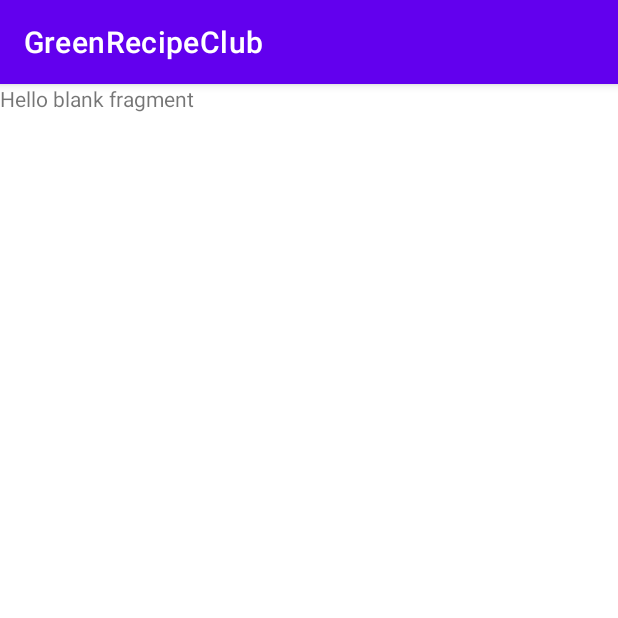
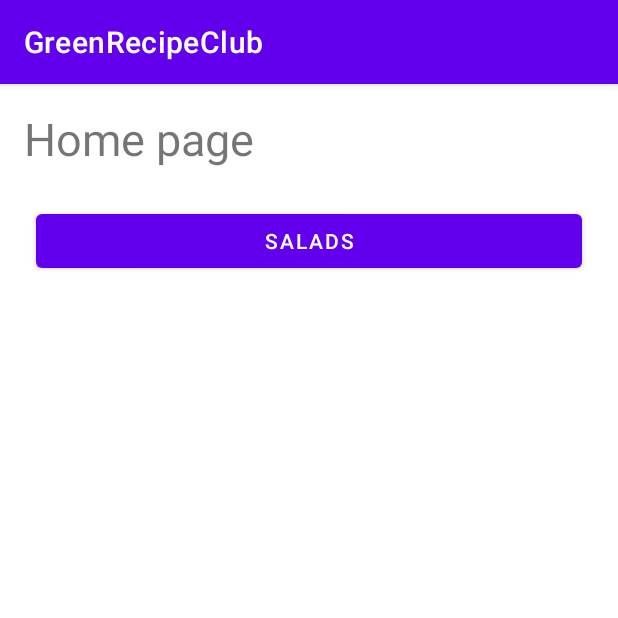
Before and after one commit to DianaLanciano/GreenRecipeClub, an Android app: the screen it shows after launch (MainActivity), on a phone screen of 412 x 824 dp, the top half of it. Run offline under Robolectric (Android 15) with nearby library versions, the phone set to English and light mode, and no system bars.

```diff
--- a/app/src/main/res/layout/fragment_home.xml
+++ b/app/src/main/res/layout/fragment_home.xml
@@ -1,5 +1,6 @@
 <?xml version="1.0" encoding="utf-8"?>
-<FrameLayout xmlns:android="http://schemas.android.com/apk/res/android"
+<androidx.constraintlayout.widget.ConstraintLayout xmlns:android="http://schemas.android.com/apk/res/android"
+    xmlns:app="http://schemas.android.com/apk/res-auto"
     xmlns:tools="http://schemas.android.com/tools"
     android:layout_width="match_parent"
     android:layout_height="match_parent"
@@ -7,8 +8,29 @@
 
     <!-- TODO: Update blank fragment layout -->
     <TextView
-        android:layout_width="match_parent"
-        android:layout_height="match_parent"
-        android:text="@string/hello_blank_fragment" />
+        android:id="@+id/textView"
+        android:layout_width="0dp"
+        android:layout_height="wrap_content"
+        android:layout_marginStart="16dp"
+        android:layout_marginTop="16dp"
+        android:layout_marginEnd="16dp"
+        android:text="Home page"
+        android:textSize="30sp"
+        app:layout_constraintEnd_toEndOf="parent"
+        app:layout_constraintHorizontal_bias="0.0"
+        app:layout_constraintStart_toStartOf="parent"
+        app:layout_constraintTop_toTopOf="parent" />
 
-</FrameLayout>
+    <Button
+        android:id="@+id/button"
+        android:layout_width="0dp"
+        android:layout_height="wrap_content"
+        android:layout_marginStart="24dp"
+        android:layout_marginTop="24dp"
+        android:layout_marginEnd="24dp"
+        android:text="Salads"
+        app:layout_constraintEnd_toEndOf="parent"
+        app:layout_constraintStart_toStartOf="parent"
+        app:layout_constraintTop_toBottomOf="@+id/textView" />
+
+</androidx.constraintlayout.widget.ConstraintLayout>
--- a/app/src/main/res/navigation/main_navigation.xml
+++ b/app/src/main/res/navigation/main_navigation.xml
@@ -10,4 +10,9 @@
         android:name="com.example.greenrecipeclub.HomeFragment"
         android:label="fragment_home"
         tools:layout="@layout/fragment_home" />
+    <fragment
+        android:id="@+id/listOfRecipesFragment"
+        android:name="com.example.greenrecipeclub.ListOfRecipesFragment"
+        android:label="fragment_list_of_recipes"
+        tools:layout="@layout/fragment_list_of_recipes" />
 </navigation>
```
Also changed, not shown: app/src/main/java/com/example/greenrecipeclub/ListOfRecipesFragment.java (added, +64 -0 lines), app/src/main/res/layout/fragment_list_of_recipes.xml (added, +14 -0 lines).
